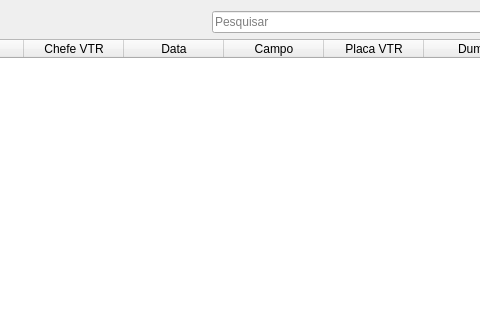
This is uis/mTrack.ui in dsgoficial/SAP_Gerente as Qt 5 draws it before an edit; both pictures show x 188 to 668 and y 0 to 320 of the 800 by 600 pixel window. The edited form follows.
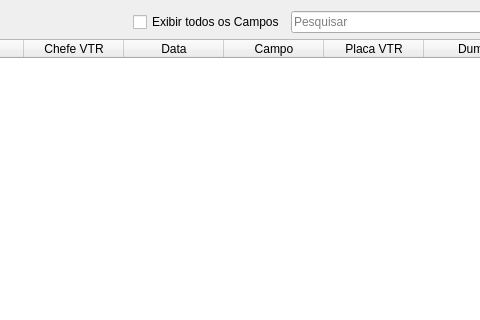
This is the edited form.

Commit message: organização das tabelas de gerencia campos

Diff of the .ui file:
```diff
--- a/uis/mTrack.ui
+++ b/uis/mTrack.ui
@@ -29,6 +29,13 @@
        </property>
       </spacer>
      </item>
+     <item>
+      <widget class="QCheckBox" name="showAllStatusCheckBox">
+       <property name="text">
+        <string>Exibir todos os Campos</string>
+       </property>
+      </widget>
+     </item>
      <item>
       <widget class="QLineEdit" name="searchLe">
        <property name="placeholderText">
```
The commit also changes 9 other files.
